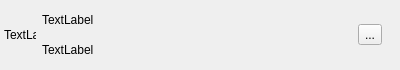
Qt form uavitem.ui (lining9717/MapGenerator) before a commit.
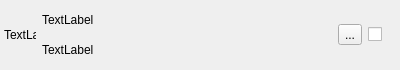
The same form after that commit.

Patch:
```diff
--- a/uavitem.ui
+++ b/uavitem.ui
@@ -112,6 +112,19 @@
      </property>
     </widget>
    </item>
+   <item>
+    <widget class="QCheckBox" name="init_uav_checkBox">
+     <property name="text">
+      <string/>
+     </property>
+     <property name="iconSize">
+      <size>
+       <width>32</width>
+       <height>32</height>
+      </size>
+     </property>
+    </widget>
+   </item>
    <item>
     <widget class="QWidget" name="widget_2" native="true">
      <property name="minimumSize">
```
